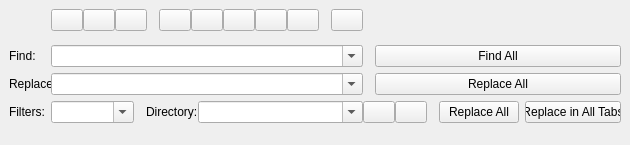
Before: the Qt Designer form src/finder/WFindReqWidget.ui in marcinmagier/wolverine, drawn with Qt 5.
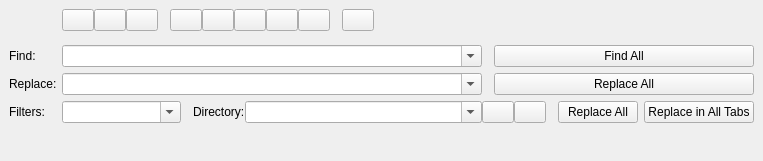
After: the same form once the commit is applied.

Patch:
```diff
--- a/src/finder/WFindReqWidget.ui
+++ b/src/finder/WFindReqWidget.ui
@@ -6,14 +6,14 @@
    <rect>
     <x>0</x>
     <y>0</y>
-    <width>630</width>
-    <height>145</height>
+    <width>763</width>
+    <height>161</height>
    </rect>
   </property>
   <property name="minimumSize">
    <size>
     <width>630</width>
-    <height>145</height>
+    <height>160</height>
    </size>
   </property>
   <layout class="QGridLayout" name="gridLayout_4" columnstretch="0,1,0,0,2,0,0,0,0">
@@ -66,7 +66,7 @@
     <widget class="QLabel" name="lblFind">
      <property name="minimumSize">
       <size>
-       <width>42</width>
+       <width>53</width>
        <height>0</height>
       </size>
      </property>
```
